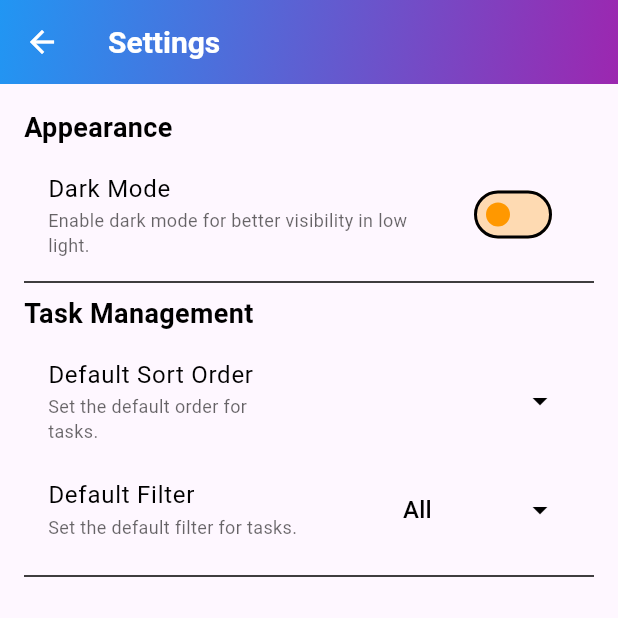
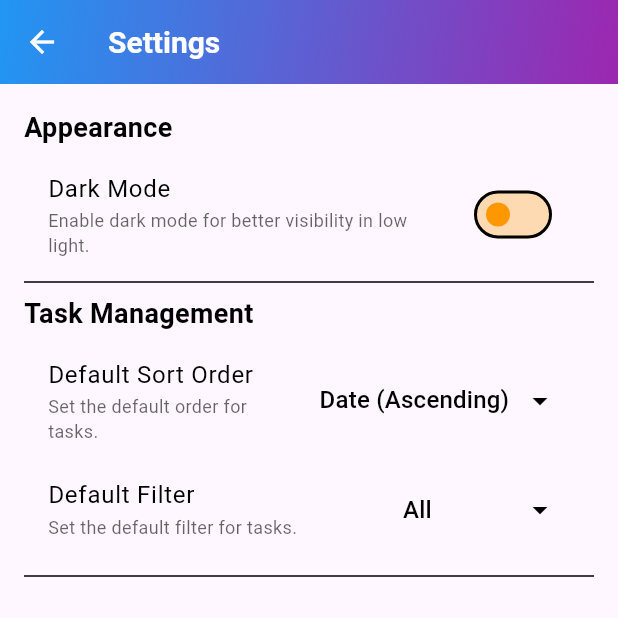
Before and after one commit to jeeldev9/task_manager, a Flutter app: the SettingsScreen screen opened by its route, on a phone screen of 412 x 824 dp, the top half of it. Run offline on Flutter 3.47's test engine with Material 3 defaults, Android fonts, the phone set to English and light mode, and no system bars; our stand-ins replace flutter_riverpod, hive, hive_flutter, sqflite, table_calendar; accounts and stored records are empty.

Commit message:
- bug fix

```diff
--- a/lib/models/user_prefrence_model.dart
+++ b/lib/models/user_prefrence_model.dart
@@ -14,7 +14,7 @@ class UserPreferences {
 
   UserPreferences({
     this.isDarkMode = false,
-    this.sortOrder = 'date ascending', // Default sort order
+    this.sortOrder = 'Date (Ascending)', // Default sort order
     this.defaultFilter = 'all', // Default filter
   });
 
@@ -29,7 +29,7 @@ class UserPreferences {
   factory UserPreferences.fromMap(Map<String, dynamic> map) {
     return UserPreferences(
       isDarkMode: map['isDarkMode'] ?? false,
-      sortOrder: map['sortOrder'] ?? 'date ascending',
+      sortOrder: map['sortOrder'] ?? 'Date (Ascending)',
       defaultFilter: map['defaultFilter'] ?? 'all',
     );
   }
--- a/lib/views/setting_view.dart
+++ b/lib/views/setting_view.dart
@@ -13,6 +13,7 @@ class SettingsScreen extends ConsumerWidget {
     // Watch user preferences
     final userPreferences = ref.watch(userPreferencesProvider);
 
+    print("${userPreferences.sortOrder}");
     return Scaffold(
       appBar: AppBar(
         title: Text(
```
